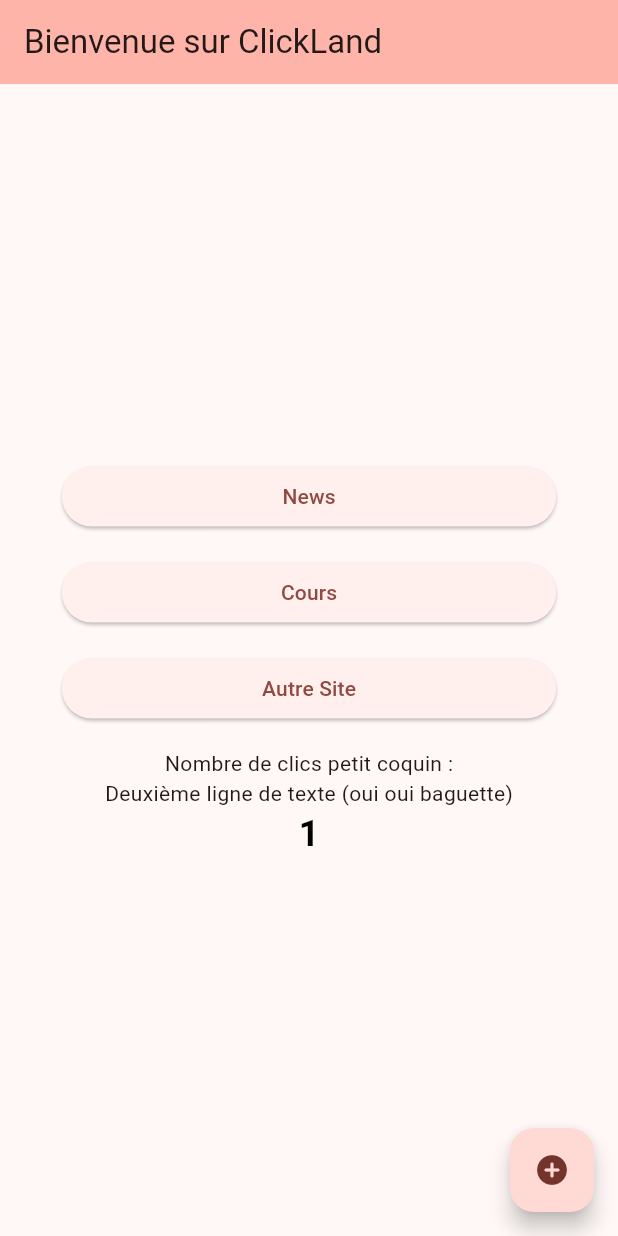
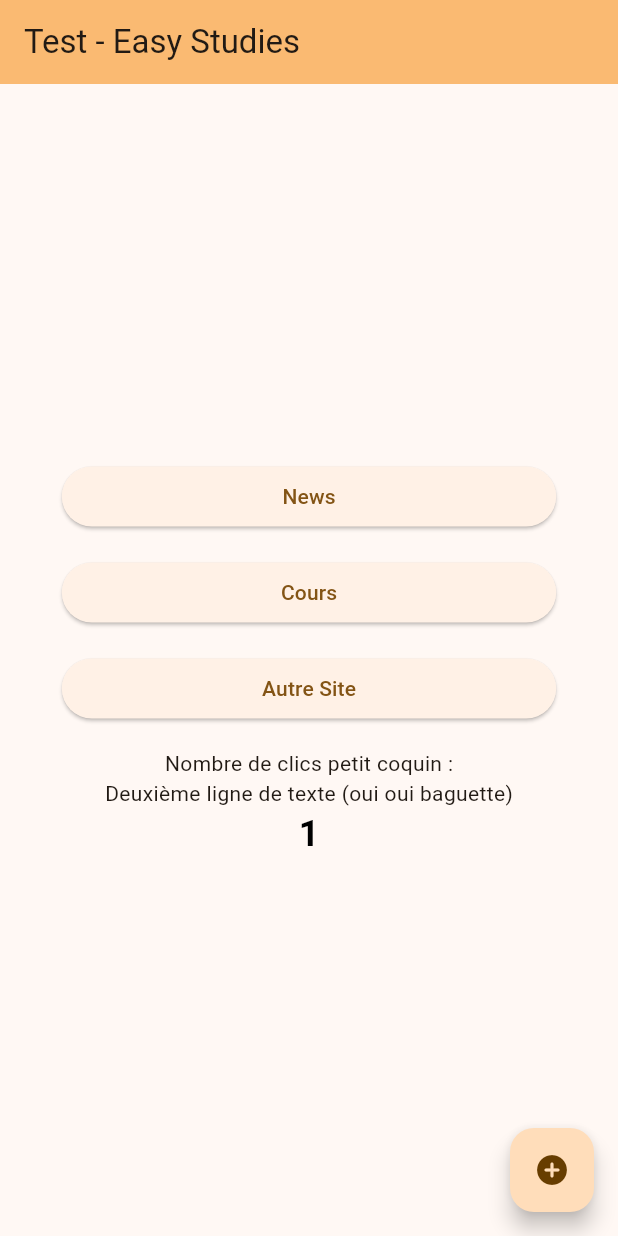
Before and after one commit to Adamouze/application_easystudies, a Flutter app: the screen it shows after launch, after a tap on the "add circle" icon, on a phone screen of 412 x 824 dp. Run offline on Flutter 3.47's test engine with Material 2 defaults, Android fonts, the phone set to English and light mode, and no system bars.

Commit message:
Alaska - Deuxième Commit

```diff
--- a/lib/main.dart
+++ b/lib/main.dart
@@ -1,28 +1,54 @@
-import 'dart:math';
 import 'package:flutter/material.dart';
 
 void main() {
   runApp(const MyApp());
 }
 
+
 class MyApp extends StatelessWidget {
-  const MyApp({Key? key}) : super(key: key);
+  const MyApp({super.key});
 
+
+  // This widget is the root of your application.
   @override
   Widget build(BuildContext context) {
     return MaterialApp(
-      title: 'First Application',
+      title: 'Test de notre application',
       theme: ThemeData(
-        colorScheme: ColorScheme.fromSeed(seedColor: Colors.red),
+        // This is the theme of your application.
+        //
+        // TRY THIS: Try running your application with "flutter run". You'll see
+        // the application has a blue toolbar. Then, without quitting the app,
+        // try changing the seedColor in the colorScheme below to Colors.green
+        // and then invoke "hot reload" (save your changes or press the "hot
+        // reload" button in a Flutter-supported IDE, or press "r" if you used
+        // the command line to start the app).
+        //
+        // Notice that the counter didn't reset back to zero; the application
+        // state is not lost during the reload. To reset the state, use hot
+        // restart instead.
+        //
+        // This works for code too, not just values: Most code changes can be
+        // tested with just a hot reload.
+        colorScheme: ColorScheme.fromSeed(seedColor: Colors.orangeAccent),
         useMaterial3: true,
       ),
-      home: const MyHomePage(title: 'Bienvenue sur ClickLand'),
+      home: const MyHomePage(title: 'Test - Easy Studies'),
     );
   }
-}
+  }
 
 class MyHomePage extends StatefulWidget {
-  const MyHomePage({Key? key, required this.title}) : super(key: key);
+  const MyHomePage({super.key, required this.title});
+
+  // This widget is the home page of your application. It is stateful, meaning
+  // that it has a State object (defined below) that contains fields that affect
+  // how it looks.
+
+  // This class is the configuration for the state. It holds the values (in this
+  // case the title) provided by the parent (in this case the App widget) and
+  // used by the build method of the State. Fields in a Widget subclass are
+  // always marked "final".
 
   final String title;
 
@@ -32,43 +58,15 @@ class MyHomePage extends StatefulWidget {
 
 class _MyHomePageState extends State<MyHomePage> {
   int _counter = 0;
-  Color _currentColor = Colors.black;
-  Color _backgroundColor = Colors.white; // New state variable for background color
-  final _random = Random();
 
   void _incrementCounter() {
     setState(() {
+      // This call to setState tells the Flutter framework that something has
+      // changed in this State, which causes it to rerun the build method below
+      // so that the display can reflect the updated values. If we changed
+      // _counter without calling setState(), then the build method would not be
+      // called again, and so nothing would appear to happen.
       _counter++;
-      _currentColor = Color.fromRGBO(
-        _random.nextInt(256),
-        _random.nextInt(256),
-        _random.nextInt(256),
-        1,
-      );
-      _backgroundColor = Color.fromRGBO( // Set background color to a random color
-        _random.nextInt(256),
-        _random.nextInt(256),
-        _random.nextInt(256),
-        1,
-      );
-    });
-  }
-
-  void _resetCounter() {  // Add this
-    setState(() {
-      _counter = 0;
-      _currentColor = const Color.fromRGBO( // Set increment color to default
-        0,
-        0,
-        0,
-        1,
-      );
-      _backgroundColor = const Color.fromRGBO( // Set background color to default
-        255,
-        255,
-        255,
-        1,
-      );
     });
   }
 
@@ -89,7 +87,7 @@ class _MyHomePageState extends State<MyHomePage> {
                 onPressed: () {
                   // Action pour le bouton "News"
                 },
-                child: Text('News'),
+                child: const Text('News'),
               ),
             ),
             const SizedBox(height: 16),
@@ -99,7 +97,7 @@ class _MyHomePageState extends State<MyHomePage> {
                 onPressed: () {
                   // Action pour le bouton "Cours"
                 },
-                child: Text('Cours'),
+                child: const Text('Cours'),
               ),
             ),
             const SizedBox(height: 16),
@@ -109,7 +107,7 @@ class _MyHomePageState extends State<MyHomePage> {
                 onPressed: () {
                   // Action pour le bouton "Autre Site"
                 },
-                child: Text('Autre Site'),
+                child: const Text('Autre Site'),
               ),
             ),
             const SizedBox(height: 16),
```
